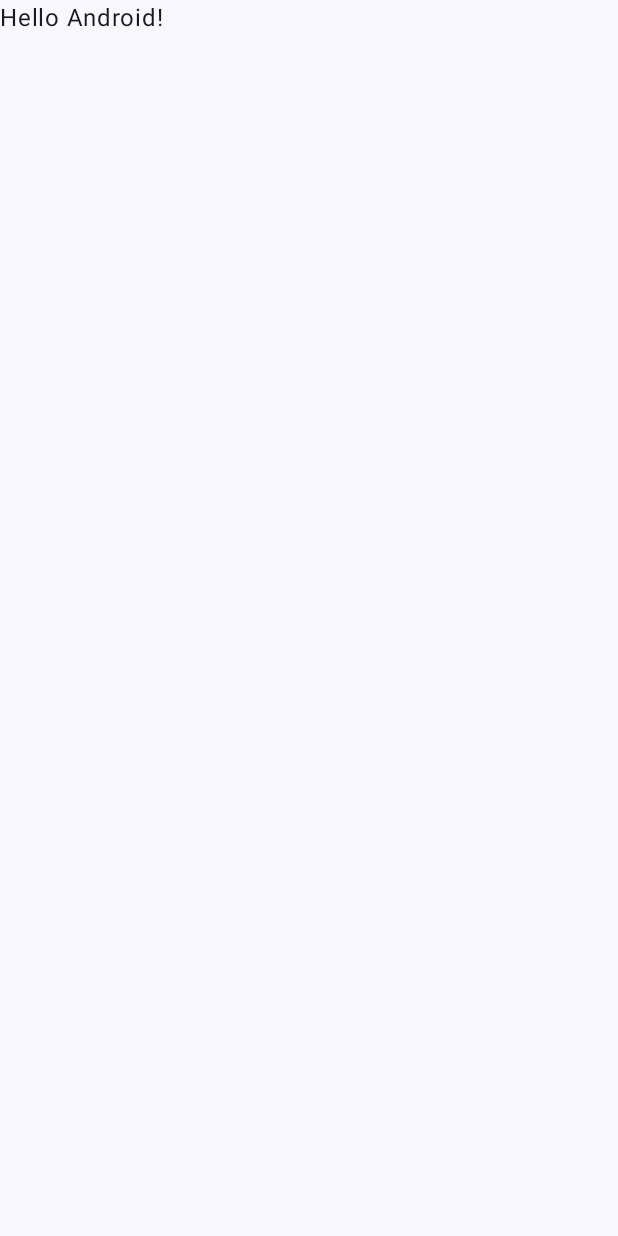
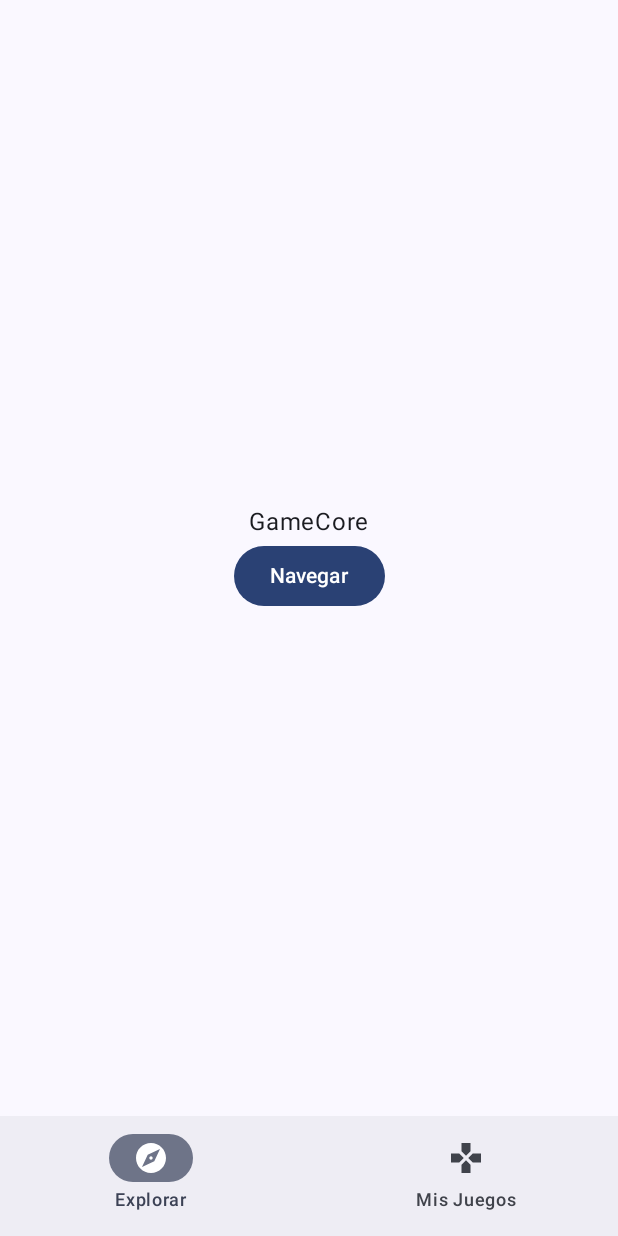
Before and after one commit to thrashspeed007/GameCore, an Android app built with Jetpack Compose: the screen it shows after launch (MainActivity), on a phone screen of 412 x 824 dp. Before the commit the screen is almost empty. Run offline under Robolectric (Android 15) with nearby library versions, the phone set to English and light mode, and no system bars.

Commit message:
navegación base

```diff
--- a/app/src/main/java/com/thrashspeed/gamecore/MainActivity.kt
+++ b/app/src/main/java/com/thrashspeed/gamecore/MainActivity.kt
@@ -3,13 +3,11 @@ package com.thrashspeed.gamecore
 import android.os.Bundle
 import androidx.activity.ComponentActivity
 import androidx.activity.compose.setContent
-import androidx.compose.foundation.layout.fillMaxSize
 import androidx.compose.material3.MaterialTheme
 import androidx.compose.material3.Surface
-import androidx.compose.material3.Text
 import androidx.compose.runtime.Composable
-import androidx.compose.ui.Modifier
 import androidx.compose.ui.tooling.preview.Preview
+import com.thrashspeed.gamecore.navigation.AppNavigation
 import com.thrashspeed.gamecore.ui.theme.GameCoreTheme
 
 class MainActivity : ComponentActivity() {
@@ -19,28 +17,17 @@ class MainActivity : ComponentActivity() {
             GameCoreTheme {
                 // A surface container using the 'background' color from the theme
                 Surface(
-                    modifier = Modifier.fillMaxSize(),
                     color = MaterialTheme.colorScheme.background
                 ) {
-                    Greeting("Android")
+                    AppNavigation()
                 }
             }
         }
     }
-}
 
-@Composable
-fun Greeting(name: String, modifier: Modifier = Modifier) {
-    Text(
-        text = "Hello $name!",
-        modifier = modifier
-    )
-}
-
-@Preview(showBackground = true)
-@Composable
-fun GreetingPreview() {
-    GameCoreTheme {
-        Greeting("Android")
+    @Preview
+    @Composable
+    fun MainScreenPreview() {
+        AppNavigation()
     }
 }
--- /dev/null
+++ b/app/src/main/java/com/thrashspeed/gamecore/navigation/AppNavigation.kt
@@ -0,0 +1,82 @@
+package com.thrashspeed.gamecore.navigation
+
+import androidx.compose.animation.core.tween
+import androidx.compose.animation.scaleIn
+import androidx.compose.animation.scaleOut
+import androidx.compose.foundation.layout.padding
+import androidx.compose.material3.Icon
+import androidx.compose.material3.NavigationBar
+import androidx.compose.material3.NavigationBarItem
+import androidx.compose.material3.Scaffold
+import androidx.compose.material3.Text
+import androidx.compose.runtime.Composable
+import androidx.compose.runtime.getValue
+import androidx.compose.ui.Modifier
+import androidx.navigation.NavGraph.Companion.findStartDestination
+import androidx.navigation.compose.NavHost
+import androidx.navigation.compose.composable
+import androidx.navigation.compose.currentBackStackEntryAsState
+import androidx.navigation.compose.rememberNavController
+import com.thrashspeed.gamecore.screens.ExploreScreen
+import com.thrashspeed.gamecore.screens.GamesTrackerScreen
+
+@Composable
+fun AppNavigation() {
+    val navController = rememberNavController()
+
+    Scaffold (
+        bottomBar = {
+            NavigationBar {
+                val navBackStackEntry by navController.currentBackStackEntryAsState()
+                val currentRoute = navBackStackEntry?.destination?.route
+
+                listOfNavItems.forEach { navItem ->
+                    NavigationBarItem(
+                        selected = currentRoute == navItem.route,
+                        onClick = {
+                            if (currentRoute != navItem.route) {
+                                navController.navigate(navItem.route) {
+                                    popUpTo(navController.graph.findStartDestination().id) {
+                                        saveState = true
+                                    }
+                                    launchSingleTop = true
+                                }
+                            }
+                        },
+                        icon = {
+                           Icon(
+                               imageVector = navItem.icon,
+                               contentDescription = null
+                           )
+                        },
+                        label = {
+                            Text(navItem.getLabel())
+                        }
+                    )
+                }
+            }
+        }
+    ) { paddingValues ->
+        NavHost (
+            navController = navController,
+            startDestination = AppScreens.ExploreScreen.route,
+            modifier = Modifier
+                .padding(paddingValues)
+        ) {
+            composable(
+                route = AppScreens.ExploreScreen.route,
+                enterTransition = { scaleIn(tween(300)) },
+                exitTransition = { scaleOut(tween(300)) }
+            ) {
+                ExploreScreen(navController)
+            }
+            composable(
+                route = AppScreens.GamesTrackerScreen.route,
+                enterTransition = { scaleIn(tween(300)) },
+                exitTransition = { scaleOut(tween(300)) }
+            ) {
+                GamesTrackerScreen(navController)
+            }
+        }
+    }
+}
--- /dev/null
+++ b/app/src/main/java/com/thrashspeed/gamecore/navigation/AppScreens.kt
@@ -0,0 +1,6 @@
+package com.thrashspeed.gamecore.navigation
+
+sealed class AppScreens(val route: String) {
+    object ExploreScreen: AppScreens("explore_games_screen")
+    object GamesTrackerScreen: AppScreens("games_tracker_screen")
+}
--- /dev/null
+++ b/app/src/main/java/com/thrashspeed/gamecore/navigation/NavItems.kt
@@ -0,0 +1,33 @@
+package com.thrashspeed.gamecore.navigation
+
+import androidx.compose.material.icons.Icons
+import androidx.compose.material.icons.filled.Explore
+import androidx.compose.material.icons.filled.Games
+import androidx.compose.runtime.Composable
+import androidx.compose.ui.graphics.vector.ImageVector
+import androidx.compose.ui.platform.LocalContext
+import com.thrashspeed.gamecore.R
+
+data class NavItem (
+    val labelResId: Int,
+    val icon: ImageVector,
+    val route: String
+) {
+    @Composable
+    fun getLabel(): String {
+        return LocalContext.current.getString(labelResId)
+    }
+}
+
+val listOfNavItems : List<NavItem> = listOf(
+    NavItem(
+        R.string.bottonNavBar_explore,
+        Icons.Default.Explore,
+        AppScreens.ExploreScreen.route
+    ),
+    NavItem(
+        R.string.bottonNavBar_myGames,
+        Icons.Default.Games,
+        AppScreens.GamesTrackerScreen.route
+    )
+)
--- /dev/null
+++ b/app/src/main/java/com/thrashspeed/gamecore/screens/ExploreScreen.kt
@@ -0,0 +1,33 @@
+package com.thrashspeed.gamecore.screens
+
+import androidx.compose.foundation.layout.Arrangement
+import androidx.compose.foundation.layout.Column
+import androidx.compose.foundation.layout.fillMaxSize
+import androidx.compose.material3.Button
+import androidx.compose.material3.Text
+import androidx.compose.runtime.Composable
+import androidx.compose.ui.Alignment
+import androidx.compose.ui.Modifier
+import androidx.navigation.NavController
+import com.thrashspeed.gamecore.navigation.AppScreens
+
+@Composable
+fun ExploreScreen(navController: NavController) {
+    ExploreScreenBodyContent(navController = navController)
+}
+
+@Composable
+fun ExploreScreenBodyContent(navController: NavController) {
+    Column (
+        modifier = Modifier.fillMaxSize(),
+        verticalArrangement = Arrangement.Center,
+        horizontalAlignment = Alignment.CenterHorizontally
+    ) {
+        Text("GameCore")
+        Button(onClick = {
+            navController.navigate(AppScreens.GamesTrackerScreen.route)
+        }) {
+            Text("Navegar")
+        }
+    }
+}
--- a/app/src/main/res/values/strings.xml
+++ b/app/src/main/res/values/strings.xml
@@ -1,3 +1,10 @@
 <resources>
     <string name="app_name">GameCore</string>
+
+<!--    Bottom nav bar -->
+    <string name="bottonNavBar_explore">Explorar</string>
+    <string name="bottonNavBar_myGames">Mis Juegos</string>
+    <string name="bottonNavBar_social">Social</string>
+    <string name="bottonNavBar_profile">Perfil</string>
+
 </resources>
```
Also changed, not shown: app/build.gradle.kts (+16 -2 lines), app/src/main/java/com/thrashspeed/gamecore/screens/GamesTrackerScreen.kt (added, +32 -0 lines).
